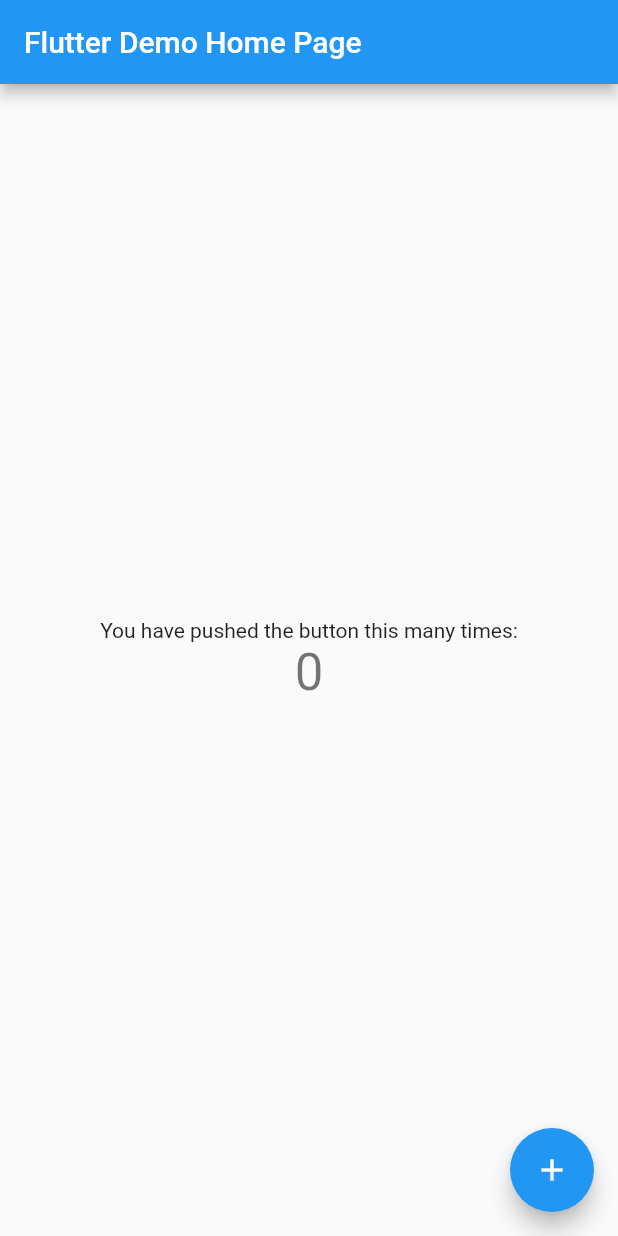
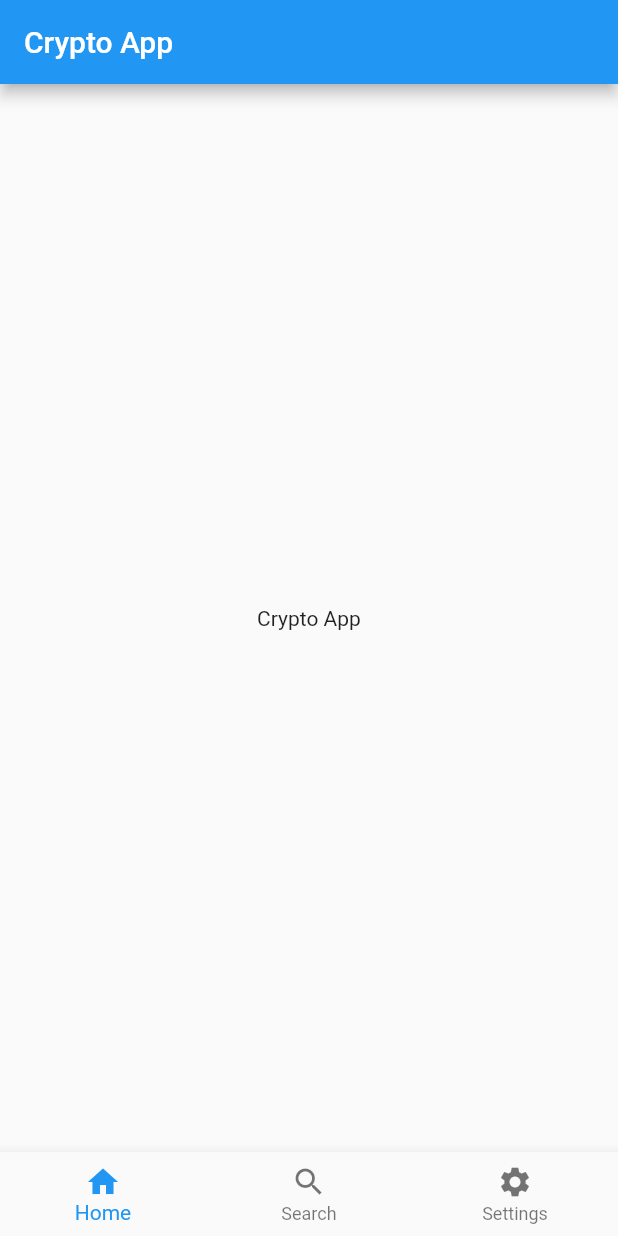
Before and after one commit to l0u1sg/cryptoapp, a Flutter app: the screen it shows after launch, on a phone screen of 412 x 824 dp. Run offline on Flutter 3.47's test engine with Material 2 defaults, Android fonts, the phone set to English and light mode, and no system bars.

Commit message:
feat: :construction:  Starting UI basics

```diff
--- /dev/null
+++ b/lib/home.dart
@@ -0,0 +1,23 @@
+import 'package:flutter/material.dart';
+
+void main() {
+  runApp(const HomeApp());
+}
+
+class HomeApp extends StatefulWidget {
+  const HomeApp({Key? key}) : super(key: key);
+
+  @override
+  State<HomeApp> createState() => _HomeAppState();
+}
+
+class _HomeAppState extends State<HomeApp> {
+  @override
+  Widget build(BuildContext context) {
+    return const Scaffold(
+      body: Center(
+        child: Text('Crypto App'),
+      ),
+    );
+  }
+}
--- a/lib/main.dart
+++ b/lib/main.dart
@@ -1,4 +1,7 @@
 import 'package:flutter/material.dart';
+import './settings.dart' as SettingsPage;
+import './search.dart' as SearchPage;
+import './home.dart' as HomeScreen;
 
 void main() {
   runApp(const MyApp());
@@ -7,109 +10,54 @@ void main() {
 class MyApp extends StatelessWidget {
   const MyApp({Key? key}) : super(key: key);
 
-  // This widget is the root of your application.
   @override
   Widget build(BuildContext context) {
     return MaterialApp(
-      title: 'Flutter Demo',
-      theme: ThemeData(
-        // This is the theme of your application.
-        //
-        // Try running your application with "flutter run". You'll see the
-        // application has a blue toolbar. Then, without quitting the app, try
-        // changing the primarySwatch below to Colors.green and then invoke
-        // "hot reload" (press "r" in the console where you ran "flutter run",
-        // or simply save your changes to "hot reload" in a Flutter IDE).
-        // Notice that the counter didn't reset back to zero; the application
-        // is not restarted.
-        primarySwatch: Colors.blue,
+        title: 'Crypto App',
+        theme: ThemeData(
+          primarySwatch: Colors.blue,
+          visualDensity: VisualDensity.adaptivePlatformDensity,
+        ),
+        home: const HomePage());
+  }
+}
+
+class HomePage extends StatefulWidget {
+  const HomePage({Key? key}) : super(key: key);
+
+  @override
+  State<HomePage> createState() => _HomePageState();
+}
+
+class _HomePageState extends State<HomePage> {
+  int selectedPage = 0;
+  final _pageOptions = [
+    const HomeScreen.HomeApp(),
+    const SearchPage.Search(),
+    const SettingsPage.Settings()
+  ];
+
+  @override
+  Widget build(BuildContext context) {
+    return Scaffold(
+      appBar: AppBar(
+        title: const Text('Crypto App'),
       ),
-      home: const MyHomePage(title: 'Flutter Demo Home Page'),
+      body: _pageOptions[selectedPage],
+      bottomNavigationBar: BottomNavigationBar(
+        items: const [
+          BottomNavigationBarItem(icon: Icon(Icons.home), label: 'Home'),
+          BottomNavigationBarItem(icon: Icon(Icons.search), label: 'Search'),
+          BottomNavigationBarItem(
+              icon: Icon(Icons.settings), label: 'Settings'),
+        ],
+        currentIndex: selectedPage,
+        onTap: (index) {
+          setState(() {
+            selectedPage = index;
+          });
+        },
+      ),
     );
   }
 }
-
-class MyHomePage extends StatefulWidget {
-  const MyHomePage({Key? key, required this.title}) : super(key: key);
-
-  // This widget is the home page of your application. It is stateful, meaning
-  // that it has a State object (defined below) that contains fields that affect
-  // how it looks.
-
-  // This class is the configuration for the state. It holds the values (in this
-  // case the title) provided by the parent (in this case the App widget) and
-  // used by the build method of the State. Fields in a Widget subclass are
-  // always marked "final".
-
-  final String title;
-
-  @override
-  State<MyHomePage> createState() => _MyHomePageState();
-}
-
-class _MyHomePageState extends State<MyHomePage> {
-  int _counter = 0;
-
-  void _incrementCounter() {
-    setState(() {
-      // This call to setState tells the Flutter framework that something has
-      // changed in this State, which causes it to rerun the build method below
-      // so that the display can reflect the updated values. If we changed
-      // _counter without calling setState(), then the build method would not be
-      // called again, and so nothing would appear to happen.
-      _counter++;
-    });
-  }
-
-  @override
-  Widget build(BuildContext context) {
-    // This method is rerun every time setState is called, for instance as done
-    // by the _incrementCounter method above.
-    //
-    // The Flutter framework has been optimized to make rerunning build methods
-    // fast, so that you can just rebuild anything that needs updating rather
-    // than having to individually change instances of widgets.
-    return Scaffold(
-      appBar: AppBar(
-        // Here we take the value from the MyHomePage object that was created by
-        // the App.build method, and use it to set our appbar title.
-        title: Text(widget.title),
-      ),
-      body: Center(
-        // Center is a layout widget. It takes a single child and positions it
-        // in the middle of the parent.
-        child: Column(
-          // Column is also a layout widget. It takes a list of children and
-          // arranges them vertically. By default, it sizes itself to fit its
-          // children horizontally, and tries to be as tall as its parent.
-          //
-          // Invoke "debug painting" (press "p" in the console, choose the
-          // "Toggle Debug Paint" action from the Flutter Inspector in Android
-          // Studio, or the "Toggle Debug Paint" command in Visual Studio Code)
-          // to see the wireframe for each widget.
-          //
-          // Column has various properties to control how it sizes itself and
-          // how it positions its children. Here we use mainAxisAlignment to
-          // center the children vertically; the main axis here is the vertical
-          // axis because Columns are vertical (the cross axis would be
-          // horizontal).
-          mainAxisAlignment: MainAxisAlignment.center,
-          children: <Widget>[
-            const Text(
-              'You have pushed the button this many times:',
-            ),
-            Text(
-              '$_counter',
-              style: Theme.of(context).textTheme.headline4,
-            ),
-          ],
-        ),
-      ),
-      floatingActionButton: FloatingActionButton(
-        onPressed: _incrementCounter,
-        tooltip: 'Increment',
-        child: const Icon(Icons.add),
-      ), // This trailing comma makes auto-formatting nicer for build methods.
-    );
-  }
-}
--- /dev/null
+++ b/lib/search.dart
@@ -0,0 +1,23 @@
+import 'package:flutter/material.dart';
+
+void main() {
+  runApp(const Search());
+}
+
+class Search extends StatefulWidget {
+  const Search({Key? key}) : super(key: key);
+
+  @override
+  State<Search> createState() => _SearchState();
+}
+
+class _SearchState extends State<Search> {
+  @override
+  Widget build(BuildContext context) {
+    return const Scaffold(
+      body: Center(
+        child: Text('Search'),
+      ),
+    );
+  }
+}
--- /dev/null
+++ b/lib/settings.dart
@@ -0,0 +1,31 @@
+import 'package:flutter/material.dart';
+
+void main() {
+  runApp(const Settings());
+}
+
+class Settings extends StatefulWidget {
+  const Settings({Key? key}) : super(key: key);
+
+  @override
+  State<Settings> createState() => _SettingsState();
+}
+
+class _SettingsState extends State<Settings> {
+  @override
+  Widget build(BuildContext context) {
+    return Scaffold(
+        body: Center(
+            child: Column(
+      mainAxisAlignment: MainAxisAlignment.center,
+      crossAxisAlignment: CrossAxisAlignment.center,
+      children: const [
+        Text('Settings'),
+        TextButton(
+          onPressed: null,
+          child: Text('Version 0.0.1'),
+        )
+      ],
+    )));
+  }
+}
```
Also changed, not shown: 2 other files.
